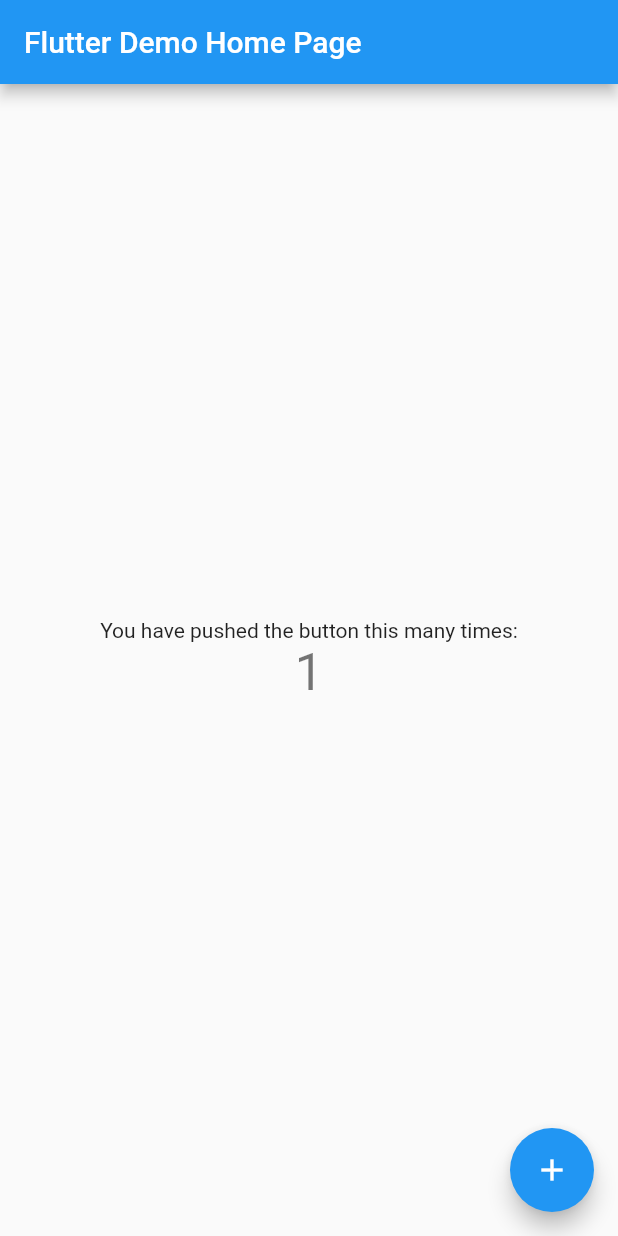
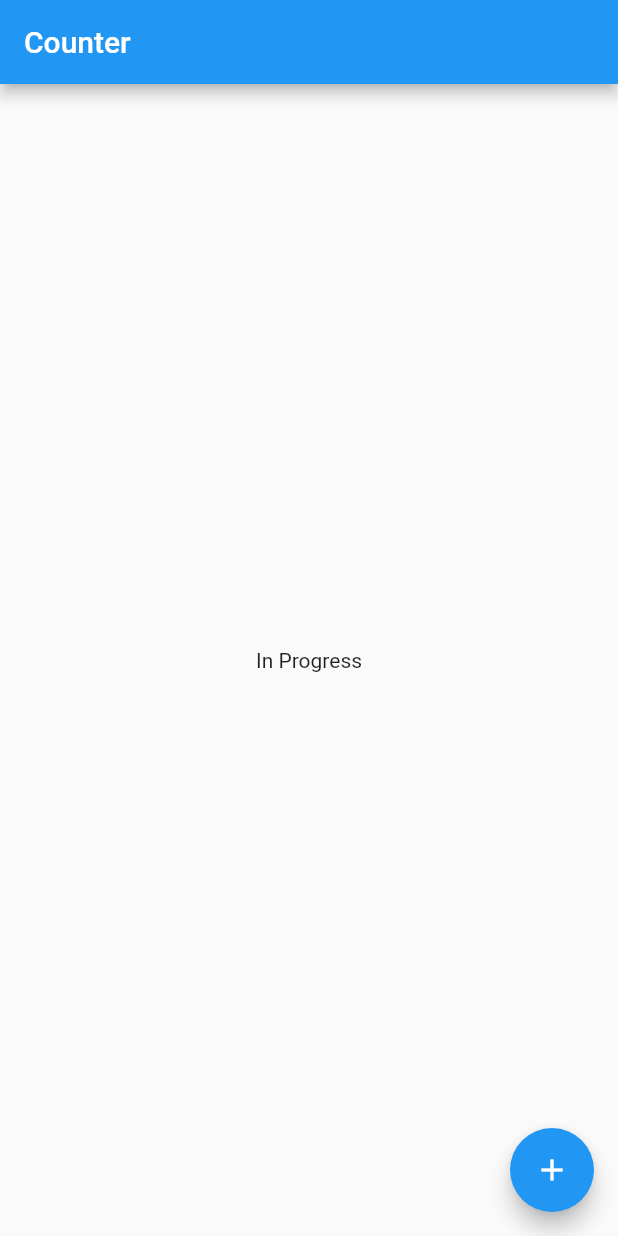
Before and after one commit to srinivas-codezyng/counter_bloc, a Flutter app: the screen it shows after launch, after a tap on the "add" icon, on a phone screen of 412 x 824 dp. Run offline on Flutter 3.47's test engine with Material 2 defaults, Android fonts, the light colour scheme and no system bars; our stand-ins replace bloc, flutter_bloc.

Commit message:
Bloc demo

```diff
--- /dev/null
+++ b/lib/Widgets/app_widget.dart
@@ -0,0 +1,24 @@
+import 'package:counter/counterlib.dart';
+import 'package:flutter/material.dart';
+import 'counterpage_widget.dart';
+import 'package:bloc/bloc.dart';
+import 'package:flutter_bloc/flutter_bloc.dart';
+
+class AppWidget extends StatelessWidget {
+  // This widget is the root of your application.
+  @override
+  Widget build(BuildContext context) {
+    final provider = BlocProvider(
+        create:(_) => CounterBloc(CounterService(0)),
+        child:CounterPage()
+    );
+    return MaterialApp(
+      title: 'Flutter Demo',
+      theme: ThemeData(
+        primarySwatch: Colors.blue,
+        visualDensity: VisualDensity.adaptivePlatformDensity,
+      ),
+      home:provider ,
+    );
+  }
+}
--- /dev/null
+++ b/lib/Widgets/counterpage_widget.dart
@@ -0,0 +1,52 @@
+import 'package:counter/counterlib.dart';
+import 'package:flutter/material.dart';
+import 'package:flutter_bloc/flutter_bloc.dart';
+
+class CounterPage extends StatefulWidget {
+  CounterPage({Key key, this.title}) : super(key: key);
+  final String title;
+
+  @override
+  _CounterPageState createState() => _CounterPageState();
+}
+
+class _CounterPageState extends State<CounterPage> {
+  int _counter = 0;
+
+  void _incrementCounter() {
+    setState(() {
+      _counter++;
+    });
+  }
+
+  @override
+  Widget build(BuildContext context) {
+    final counterBloc = BlocProvider.of<CounterBloc>(context);
+    return Scaffold(
+      appBar: AppBar(
+
+        title: Text("Counter"),
+      ),
+      body: Center(
+        child:BlocBuilder<CounterBloc,CounterState>(
+          builder: (context,state) {
+            if( state is CounterLoadingSuccess) {
+              return Text('You have pushed the button ${(state as CounterLoadingSuccess).count}');
+            }else{
+              return Text('In Progress');
+            }
+          },
+        ),
+      ),
+      floatingActionButton: FloatingActionButton(
+        onPressed: () {
+//          print('${counterBloc.state}');
+          if (counterBloc.state is! CounterLoadInProgress)
+          counterBloc.add(CounterEvent.increment);
+        },
+        tooltip: 'Increment',
+        child: Icon(Icons.add),
+      ), // This trailing comma makes auto-formatting nicer for build methods.
+    );
+  }
+}
--- a/lib/main.dart
+++ b/lib/main.dart
@@ -1,88 +1,5 @@
 import 'package:flutter/material.dart';
 import 'package:counter/counterlib.dart';
+import 'Widgets/app_widget.dart';
 
-void main() {
-  final counterBloc = CounterBloc(CounterService(100));
-
-  counterBloc.listen((state){
-    switch(state.runtimeType){
-      case CounterLoadingSuccess: print('Success : ${(state as CounterLoadingSuccess).count}');
-      break;
-      case CounterLoadInProgress: print('In Progress : ${(state as CounterLoadInProgress)}');
-      break;
-      case CounterLoadFailure:  print('Failure : ${(state as CounterLoadFailure)}');
-      break;
-    }
-
-  });
-
-//  counterBloc.add(CounterEvent.increment);
-//  counterBloc.add(CounterEvent.increment);
-//
-
-  runApp(MyApp());
-}
-
-class MyApp extends StatelessWidget {
-  // This widget is the root of your application.
-  @override
-  Widget build(BuildContext context) {
-    return MaterialApp(
-      title: 'Flutter Demo',
-      theme: ThemeData(
-        primarySwatch: Colors.blue,
-         visualDensity: VisualDensity.adaptivePlatformDensity,
-      ),
-      home: MyHomePage(title: 'Flutter Demo Home Page'),
-    );
-  }
-}
-
-class MyHomePage extends StatefulWidget {
-  MyHomePage({Key key, this.title}) : super(key: key);
-  final String title;
-
-  @override
-  _MyHomePageState createState() => _MyHomePageState();
-}
-
-class _MyHomePageState extends State<MyHomePage> {
-  int _counter = 0;
-
-  void _incrementCounter() {
-    setState(() {
-      _counter++;
-    });
-  }
-
-  @override
-  Widget build(BuildContext context) {
-    return Scaffold(
-      appBar: AppBar(
-
-        title: Text(widget.title),
-      ),
-      body: Center(
-
-        child: Column(
-
-          mainAxisAlignment: MainAxisAlignment.center,
-          children: <Widget>[
-            Text(
-              'You have pushed the button this many times:',
-            ),
-            Text(
-              '$_counter',
-              style: Theme.of(context).textTheme.headline4,
-            ),
-          ],
-        ),
-      ),
-      floatingActionButton: FloatingActionButton(
-        onPressed: _incrementCounter,
-        tooltip: 'Increment',
-        child: Icon(Icons.add),
-      ), // This trailing comma makes auto-formatting nicer for build methods.
-    );
-  }
-}
+void main() => runApp(AppWidget());
--- a/pubspec.yaml
+++ b/pubspec.yaml
@@ -25,6 +25,7 @@
     sdk: flutter
   counter:
     path: counter
+  flutter_bloc: ^5.0.0
 
 
   # The following adds the Cupertino Icons font to your application.
```
Also changed, not shown: pubspec.lock.
